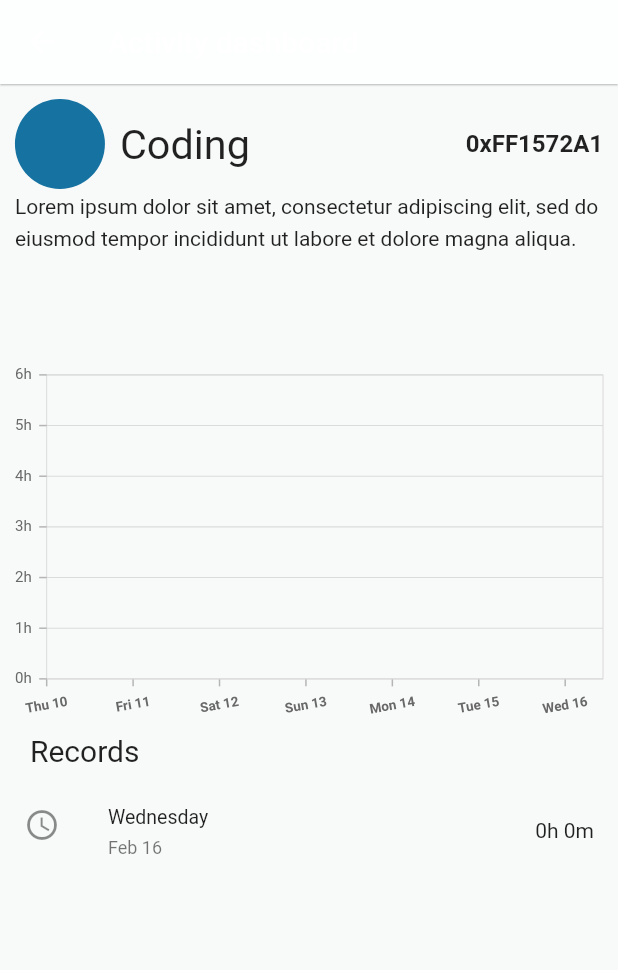
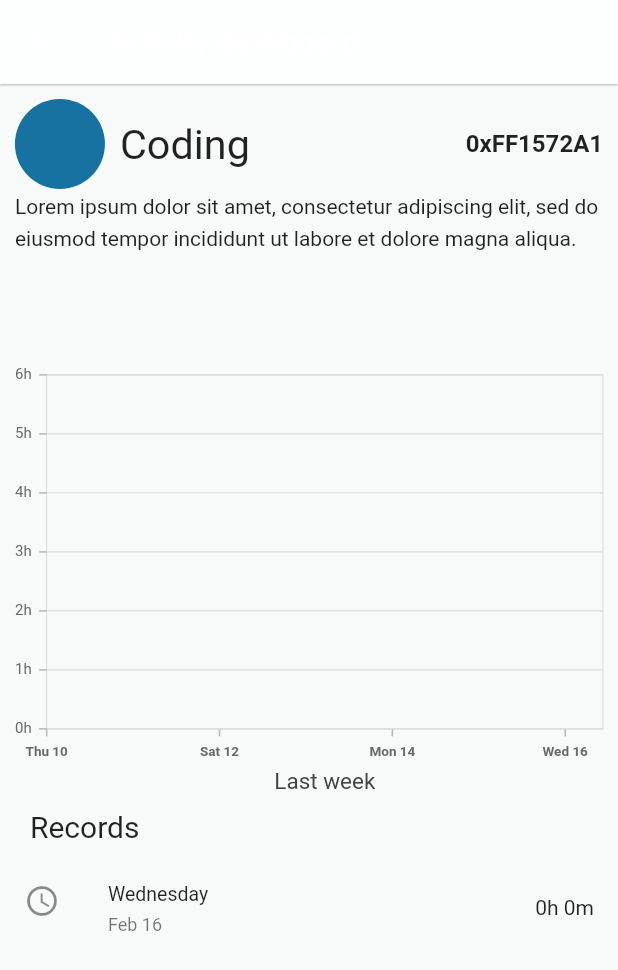
Before and after one commit to fontseca/analyseur, a Flutter app: the screen it shows after launch, after a tap on the "play arrow" icon, after a tap on "Coding", on a phone screen of 412 x 824 dp. Shown: the top 970 px of the screen. Run offline on Flutter 3.47's test engine with Material 2 defaults, Android fonts, the phone set to English and light mode, and no system bars; our stand-ins replace badges, syncfusion_flutter_charts.

Commit message:
feat: styles

```diff
--- a/lib/screens/activities/dashboard/chart.dart
+++ b/lib/screens/activities/dashboard/chart.dart
@@ -39,7 +39,6 @@ class _ActivityChartState extends State<ActivityChart> {
 
     return Container(
       width: double.infinity,
-      height: getProportionateScreenWidth(250),
       child: SfCartesianChart(
         // Duration
         primaryYAxis: NumericAxis(
@@ -61,10 +60,9 @@ class _ActivityChartState extends State<ActivityChart> {
           ),
           minimum: DateTime(2022, 2, (DateTime.now().day - 6)),
           maximum: DateTime.now(),
-          interval: 1,
-          // title: AxisTitle(text: 'Last week'),
+          title: AxisTitle(text: 'Last week'),
           dateFormat: DateFormat('EEE').add_d(),
-          labelRotation: -10,
+          // labelRotation: -10,
           labelAlignment: LabelAlignment.center,
           labelStyle: TextStyle(fontWeight: FontWeight.bold, fontSize: 9),
           axisLine: AxisLine(
@@ -79,7 +77,7 @@ class _ActivityChartState extends State<ActivityChart> {
               xValueMapper: (WeekRecordPoint record, _) => record.weekday,
               yValueMapper: (WeekRecordPoint record, _) => record.duration,
               color: widget.self.color.withOpacity(0.5),
-              width: 0.5,
+              width: 1,
               markerSettings: MarkerSettings(
                 isVisible: true,
                 height: 1,
```
